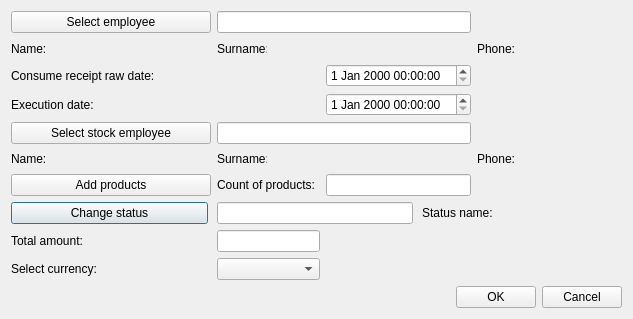
Qt form OrmasAdmin/OrmasAdmin/CreateRcpRDlg.ui (Dalerjon/TheOrmasProejct) before a commit.
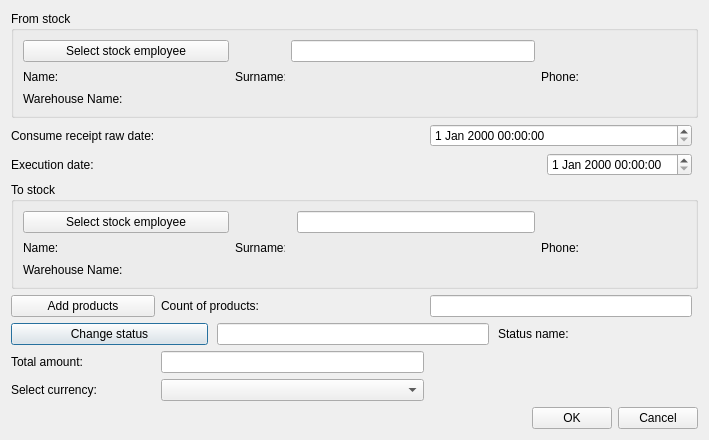
The same form after that commit.

Diff of the .ui file:
```diff
--- a/OrmasAdmin/OrmasAdmin/CreateRcpRDlg.ui
+++ b/OrmasAdmin/OrmasAdmin/CreateRcpRDlg.ui
@@ -6,8 +6,8 @@
    <rect>
     <x>0</x>
     <y>0</y>
-    <width>633</width>
-    <height>319</height>
+    <width>675</width>
+    <height>423</height>
    </rect>
   </property>
   <property name="windowTitle">
@@ -32,239 +32,7 @@
    <property name="bottomMargin">
     <number>11</number>
    </property>
-   <item row="5" column="1">
-    <widget class="QLabel" name="empStockNamePh">
-     <property name="minimumSize">
-      <size>
-       <width>100</width>
-       <height>0</height>
-      </size>
-     </property>
-     <property name="font">
-      <font>
-       <family>Times New Roman</family>
-       <pointsize>12</pointsize>
-       <weight>75</weight>
-       <italic>true</italic>
-       <bold>true</bold>
-      </font>
-     </property>
-     <property name="text">
-      <string/>
-     </property>
-    </widget>
-   </item>
-   <item row="5" column="3">
-    <widget class="QLabel" name="empStockSurnamePh">
-     <property name="minimumSize">
-      <size>
-       <width>100</width>
-       <height>0</height>
-      </size>
-     </property>
-     <property name="font">
-      <font>
-       <family>Times New Roman</family>
-       <pointsize>12</pointsize>
-       <weight>75</weight>
-       <italic>true</italic>
-       <bold>true</bold>
-      </font>
-     </property>
-     <property name="text">
-      <string/>
-     </property>
-    </widget>
-   </item>
-   <item row="5" column="2">
-    <widget class="QLabel" name="empStockSurnameLb">
-     <property name="minimumSize">
-      <size>
-       <width>50</width>
-       <height>0</height>
-      </size>
-     </property>
-     <property name="maximumSize">
-      <size>
-       <width>50</width>
-       <height>16777215</height>
-      </size>
-     </property>
-     <property name="text">
-      <string>Surname:</string>
-     </property>
-    </widget>
-   </item>
-   <item row="5" column="4">
-    <widget class="QLabel" name="empStockPhoneLb">
-     <property name="text">
-      <string>Phone:</string>
-     </property>
-    </widget>
-   </item>
-   <item row="5" column="5">
-    <widget class="QLabel" name="empStockPhonePh">
-     <property name="minimumSize">
-      <size>
-       <width>100</width>
-       <height>0</height>
-      </size>
-     </property>
-     <property name="font">
-      <font>
-       <family>Times New Roman</family>
-       <pointsize>12</pointsize>
-       <weight>75</weight>
-       <italic>true</italic>
-       <bold>true</bold>
-      </font>
-     </property>
-     <property name="text">
-      <string/>
-     </property>
-    </widget>
-   </item>
-   <item row="5" column="0">
-    <widget class="QLabel" name="empStockNameLb">
-     <property name="minimumSize">
-      <size>
-       <width>50</width>
-       <height>0</height>
-      </size>
-     </property>
-     <property name="maximumSize">
-      <size>
-       <width>50</width>
-       <height>16777215</height>
-      </size>
-     </property>
-     <property name="text">
-      <string>Name:</string>
-     </property>
-    </widget>
-   </item>
-   <item row="1" column="0">
-    <widget class="QLabel" name="empNameLb">
-     <property name="minimumSize">
-      <size>
-       <width>50</width>
-       <height>0</height>
-      </size>
-     </property>
-     <property name="maximumSize">
-      <size>
-       <width>50</width>
-       <height>16777215</height>
-      </size>
-     </property>
-     <property name="text">
-      <string>Name:</string>
-     </property>
-    </widget>
-   </item>
-   <item row="1" column="1">
-    <widget class="QLabel" name="empNamePh">
-     <property name="minimumSize">
-      <size>
-       <width>100</width>
-       <height>0</height>
-      </size>
-     </property>
-     <property name="font">
-      <font>
-       <family>Times New Roman</family>
-       <pointsize>12</pointsize>
-       <weight>75</weight>
-       <italic>true</italic>
-       <bold>true</bold>
-      </font>
-     </property>
-     <property name="text">
-      <string/>
-     </property>
-    </widget>
-   </item>
-   <item row="1" column="2">
-    <widget class="QLabel" name="empSurnameLb">
-     <property name="minimumSize">
-      <size>
-       <width>50</width>
-       <height>0</height>
-      </size>
-     </property>
-     <property name="maximumSize">
-      <size>
-       <width>50</width>
-       <height>16777215</height>
-      </size>
-     </property>
-     <property name="text">
-      <string>Surname:</string>
-     </property>
-    </widget>
-   </item>
-   <item row="1" column="3">
-    <widget class="QLabel" name="empSurnamePh">
-     <property name="minimumSize">
-      <size>
-       <width>100</width>
-       <height>0</height>
-      </size>
-     </property>
-     <property name="font">
-      <font>
-       <family>Times New Roman</family>
-       <pointsize>12</pointsize>
-       <weight>75</weight>
-       <italic>true</italic>
-       <bold>true</bold>
-      </font>
-     </property>
-     <property name="text">
-      <string/>
-     </property>
-    </widget>
-   </item>
-   <item row="1" column="4">
-    <widget class="QLabel" name="empPhoneLb">
-     <property name="text">
-      <string>Phone:</string>
-     </property>
-    </widget>
-   </item>
-   <item row="1" column="5">
-    <widget class="QLabel" name="empPhonePh">
-     <property name="minimumSize">
-      <size>
-       <width>100</width>
-       <height>0</height>
-      </size>
-     </property>
-     <property name="font">
-      <font>
-       <family>Times New Roman</family>
-       <pointsize>12</pointsize>
-       <weight>75</weight>
-       <italic>true</italic>
-       <bold>true</bold>
-      </font>
-     </property>
-     <property name="text">
-      <string/>
-     </property>
-    </widget>
-   </item>
-   <item row="9" column="2">
-    <widget class="QComboBox" name="currencyCmb"/>
-   </item>
-   <item row="8" column="2">
-    <widget class="QLineEdit" name="sumEdit">
-     <property name="readOnly">
-      <bool>true</bool>
-     </property>
-    </widget>
-   </item>
-   <item row="7" column="0" colspan="6">
+   <item row="5" column="0" colspan="5">
     <widget class="QWidget" name="statusWidget" native="true">
      <layout class="QHBoxLayout" name="horizontalLayout_3">
       <property name="spacing">
@@ -340,7 +108,237 @@
      </layout>
     </widget>
    </item>
-   <item row="10" column="0" colspan="6">
+   <item row="2" column="0" colspan="4">
+    <widget class="QWidget" name="execDateWidget" native="true">
+     <layout class="QHBoxLayout" name="horizontalLayout_2">
+      <property name="spacing">
+       <number>9</number>
+      </property>
+      <property name="leftMargin">
+       <number>0</number>
+      </property>
+      <property name="topMargin">
+       <number>0</number>
+      </property>
+      <property name="rightMargin">
+       <number>0</number>
+      </property>
+      <property name="bottomMargin">
+       <number>0</number>
+      </property>
+      <item>
+       <widget class="QLabel" name="execDateLb">
+        <property name="sizePolicy">
+         <sizepolicy hsizetype="Fixed" vsizetype="Preferred">
+          <horstretch>0</horstretch>
+          <verstretch>0</verstretch>
+         </sizepolicy>
+        </property>
+        <property name="minimumSize">
+         <size>
+          <width>197</width>
+          <height>0</height>
+         </size>
+        </property>
+        <property name="text">
+         <string>Execution date:</string>
+        </property>
+       </widget>
+      </item>
+      <item>
+       <spacer name="horizontalSpacer_2">
+        <property name="orientation">
+         <enum>Qt::Horizontal</enum>
+        </property>
+        <property name="sizeHint" stdset="0">
+         <size>
+          <width>40</width>
+          <height>20</height>
+         </size>
+        </property>
+       </spacer>
+      </item>
+      <item>
+       <widget class="QDateTimeEdit" name="execDateEdit">
+        <property name="minimumSize">
+         <size>
+          <width>127</width>
+          <height>0</height>
+         </size>
+        </property>
+       </widget>
+      </item>
+     </layout>
+    </widget>
+   </item>
+   <item row="0" column="0" colspan="5">
+    <widget class="QGroupBox" name="fromBox">
+     <property name="title">
+      <string>From stock</string>
+     </property>
+     <layout class="QGridLayout" name="gridLayout_3">
+      <item row="0" column="5">
+       <widget class="QLineEdit" name="fromStkEmpEdit">
+        <property name="toolTip">
+         <string>&lt;html&gt;&lt;head/&gt;&lt;body&gt;&lt;p&gt;Enter client ID&lt;/p&gt;&lt;/body&gt;&lt;/html&gt;</string>
+        </property>
+        <property name="readOnly">
+         <bool>true</bool>
+        </property>
+       </widget>
+      </item>
+      <item row="0" column="1" colspan="3">
+       <widget class="QPushButton" name="stockEmpFromBtn">
+        <property name="minimumSize">
+         <size>
+          <width>0</width>
+          <height>0</height>
+         </size>
+        </property>
+        <property name="text">
+         <string>Select stock employee</string>
+        </property>
+       </widget>
+      </item>
+      <item row="1" column="5" rowspan="2">
+       <widget class="QLabel" name="empSurnamePh">
+        <property name="minimumSize">
+         <size>
+          <width>100</width>
+          <height>0</height>
+         </size>
+        </property>
+        <property name="font">
+         <font>
+          <family>Times New Roman</family>
+          <pointsize>12</pointsize>
+          <weight>75</weight>
+          <italic>true</italic>
+          <bold>true</bold>
+         </font>
+        </property>
+        <property name="text">
+         <string/>
+        </property>
+       </widget>
+      </item>
+      <item row="1" column="4" rowspan="2">
+       <widget class="QLabel" name="empSurnameLb">
+        <property name="minimumSize">
+         <size>
+          <width>50</width>
+          <height>0</height>
+         </size>
+        </property>
+        <property name="maximumSize">
+         <size>
+          <width>50</width>
+          <height>16777215</height>
+         </size>
+        </property>
+        <property name="text">
+         <string>Surname:</string>
+        </property>
+       </widget>
+      </item>
+      <item row="1" column="2" rowspan="2" colspan="2">
+       <widget class="QLabel" name="empNamePh">
+        <property name="minimumSize">
+         <size>
+          <width>100</width>
+          <height>0</height>
+         </size>
+        </property>
+        <property name="font">
+         <font>
+          <family>Times New Roman</family>
+          <pointsize>12</pointsize>
+          <weight>75</weight>
+          <italic>true</italic>
+          <bold>true</bold>
+         </font>
+        </property>
+        <property name="text">
+         <string/>
+        </property>
+       </widget>
+      </item>
+      <item row="1" column="6" rowspan="2">
+       <widget class="QLabel" name="empPhoneLb">
+        <property name="text">
+         <string>Phone:</string>
+        </property>
+       </widget>
+      </item>
+      <item row="1" column="1" rowspan="2">
+       <widget class="QLabel" name="empNameLb">
+        <property name="minimumSize">
+         <size>
+          <width>50</width>
+          <height>0</height>
+         </size>
+        </property>
+        <property name="maximumSize">
+         <size>
+          <width>50</width>
+          <height>16777215</height>
+         </size>
+        </property>
+        <property name="text">
+         <string>Name:</string>
+        </property>
+       </widget>
+      </item>
+      <item row="1" column="7" rowspan="2">
+       <widget class="QLabel" name="empPhonePh">
+        <property name="minimumSize">
+         <size>
+          <width>100</width>
+          <height>0</height>
+         </size>
+        </property>
+        <property name="font">
+         <font>
+          <family>Times New Roman</family>
+          <pointsize>12</pointsize>
+          <weight>75</weight>
+          <italic>true</italic>
+          <bold>true</bold>
+         </font>
+        </property>
+        <property name="text">
+         <string/>
+        </property>
+       </widget>
+      </item>
+      <item row="3" column="1">
+       <widget class="QLabel" name="fromWrhName">
+        <property name="text">
+         <string>Warehouse Name:</string>
+        </property>
+       </widget>
+      </item>
+      <item row="3" column="4" colspan="2">
+       <widget class="QLabel" name="fromWrhNamePh">
+        <property name="text">
+         <string/>
+        </property>
+       </widget>
+      </item>
+     </layout>
+    </widget>
+   </item>
+   <item row="7" column="2">
+    <widget class="QComboBox" name="currencyCmb"/>
+   </item>
+   <item row="6" column="2">
+    <widget class="QLineEdit" name="sumEdit">
+     <property name="readOnly">
+      <bool>true</bool>
+     </property>
+    </widget>
+   </item>
+   <item row="8" column="0" colspan="5">
     <layout class="QHBoxLayout" name="horizontalLayout">
      <item>
       <spacer name="horizontalSpacer">
@@ -371,154 +369,202 @@
      </item>
     </layout>
    </item>
-   <item row="6" column="3">
+   <item row="4" column="3">
     <widget class="QLineEdit" name="prodCountEdit">
      <property name="readOnly">
       <bool>true</bool>
      </property>
     </widget>
    </item>
-   <item row="6" column="2">
+   <item row="4" column="2">
     <widget class="QLabel" name="prodCountLb">
      <property name="text">
       <string>Count of products:</string>
      </property>
     </widget>
    </item>
-   <item row="3" column="0" colspan="4">
-    <widget class="QWidget" name="execDateWidget" native="true">
-     <layout class="QHBoxLayout" name="horizontalLayout_2">
-      <property name="spacing">
-       <number>9</number>
-      </property>
-      <property name="leftMargin">
-       <number>0</number>
-      </property>
-      <property name="topMargin">
-       <number>0</number>
-      </property>
-      <property name="rightMargin">
-       <number>0</number>
-      </property>
-      <property name="bottomMargin">
-       <number>0</number>
-      </property>
-      <item>
-       <widget class="QLabel" name="execDateLb">
-        <property name="sizePolicy">
-         <sizepolicy hsizetype="Fixed" vsizetype="Preferred">
-          <horstretch>0</horstretch>
-          <verstretch>0</verstretch>
-         </sizepolicy>
-        </property>
-        <property name="minimumSize">
-         <size>
-          <width>197</width>
-          <height>0</height>
-         </size>
-        </property>
-        <property name="text">
-         <string>Execution date:</string>
-        </property>
-       </widget>
-      </item>
-      <item>
-       <spacer name="horizontalSpacer_2">
-        <property name="orientation">
-         <enum>Qt::Horizontal</enum>
-        </property>
-        <property name="sizeHint" stdset="0">
-         <size>
-          <width>40</width>
-          <height>20</height>
-         </size>
-        </property>
-       </spacer>
-      </item>
-      <item>
-       <widget class="QDateTimeEdit" name="execDateEdit">
-        <property name="minimumSize">
-         <size>
-          <width>127</width>
-          <height>0</height>
-         </size>
-        </property>
-       </widget>
-      </item>
-     </layout>
-    </widget>
-   </item>
-   <item row="9" column="0" colspan="2">
+   <item row="7" column="0" colspan="2">
     <widget class="QLabel" name="currencyLb">
      <property name="text">
       <string>Select currency:</string>
      </property>
     </widget>
    </item>
-   <item row="8" column="0" colspan="2">
+   <item row="6" column="0" colspan="2">
     <widget class="QLabel" name="sumLb">
      <property name="text">
       <string>Total amount:</string>
      </property>
     </widget>
    </item>
-   <item row="4" column="0" colspan="2">
-    <widget class="QPushButton" name="stockEmployeeBtn">
-     <property name="text">
-      <string>Select stock employee</string>
-     </property>
-    </widget>
-   </item>
-   <item row="0" column="0" colspan="2">
-    <widget class="QPushButton" name="employeeBtn">
-     <property name="minimumSize">
-      <size>
-       <width>200</width>
-       <height>0</height>
-      </size>
-     </property>
-     <property name="text">
-      <string>Select employee</string>
-     </property>
-    </widget>
-   </item>
-   <item row="2" column="3">
+   <item row="1" column="3">
     <widget class="QDateTimeEdit" name="dateEdit"/>
    </item>
-   <item row="2" column="0" colspan="2">
+   <item row="1" column="0" colspan="2">
     <widget class="QLabel" name="dateLb">
      <property name="text">
       <string>Consume receipt raw date:</string>
      </property>
     </widget>
    </item>
-   <item row="0" column="2" colspan="2">
-    <widget class="QLineEdit" name="employeeEdit">
-     <property name="toolTip">
-      <string>&lt;html&gt;&lt;head/&gt;&lt;body&gt;&lt;p&gt;Enter client ID&lt;/p&gt;&lt;/body&gt;&lt;/html&gt;</string>
-     </property>
-     <property name="readOnly">
-      <bool>true</bool>
-     </property>
-    </widget>
-   </item>
-   <item row="4" column="2" colspan="2">
-    <widget class="QLineEdit" name="stockEmployeeEdit">
-     <property name="toolTip">
-      <string>&lt;html&gt;&lt;head/&gt;&lt;body&gt;&lt;p&gt;Enter employee ID&lt;/p&gt;&lt;/body&gt;&lt;/html&gt;</string>
-     </property>
-     <property name="readOnly">
-      <bool>true</bool>
-     </property>
-    </widget>
-   </item>
-   <item row="6" column="0" colspan="2">
+   <item row="4" column="0" colspan="2">
     <widget class="QPushButton" name="addProdBtn">
      <property name="text">
       <string>Add products</string>
      </property>
     </widget>
    </item>
+   <item row="3" column="0" colspan="5">
+    <widget class="QGroupBox" name="toBox">
+     <property name="title">
+      <string>To stock</string>
+     </property>
+     <layout class="QGridLayout" name="gridLayout_2">
+      <item row="0" column="1" colspan="2">
+       <widget class="QPushButton" name="stockEmpToBtn">
+        <property name="text">
+         <string>Select stock employee</string>
+        </property>
+       </widget>
+      </item>
+      <item row="0" column="5">
+       <widget class="QLineEdit" name="toStkEmpEdit">
+        <property name="toolTip">
+         <string>&lt;html&gt;&lt;head/&gt;&lt;body&gt;&lt;p&gt;Enter employee ID&lt;/p&gt;&lt;/body&gt;&lt;/html&gt;</string>
+        </property>
+        <property name="readOnly">
+         <bool>true</bool>
+        </property>
+       </widget>
+      </item>
+      <item row="1" column="2">
+       <widget class="QLabel" name="empStockNamePh">
+        <property name="minimumSize">
+         <size>
+          <width>100</width>
+          <height>0</height>
+         </size>
+        </property>
+        <property name="font">
+         <font>
+          <family>Times New Roman</family>
+          <pointsize>12</pointsize>
+          <weight>75</weight>
+          <italic>true</italic>
+          <bold>true</bold>
+         </font>
+        </property>
+        <property name="text">
+         <string/>
+        </property>
+       </widget>
+      </item>
+      <item row="1" column="1">
+       <widget class="QLabel" name="empStockNameLb">
+        <property name="minimumSize">
+         <size>
+          <width>50</width>
+          <height>0</height>
+         </size>
+        </property>
+        <property name="maximumSize">
+         <size>
+          <width>50</width>
+          <height>16777215</height>
+         </size>
+        </property>
+        <property name="text">
+         <string>Name:</string>
+        </property>
+       </widget>
+      </item>
+      <item row="1" column="7">
+       <widget class="QLabel" name="empStockPhonePh">
+        <property name="minimumSize">
+         <size>
+          <width>100</width>
+          <height>0</height>
+         </size>
+        </property>
+        <property name="font">
+         <font>
+          <family>Times New Roman</family>
+          <pointsize>12</pointsize>
+          <weight>75</weight>
+          <italic>true</italic>
+          <bold>true</bold>
+         </font>
+        </property>
+        <property name="text">
+         <string/>
+        </property>
+       </widget>
+      </item>
+      <item row="1" column="6">
+       <widget class="QLabel" name="empStockPhoneLb">
+        <property name="text">
+         <string>Phone:</string>
+        </property>
+       </widget>
+      </item>
+      <item row="1" column="3">
+       <widget class="QLabel" name="empStockSurnameLb">
+        <property name="minimumSize">
+         <size>
+          <width>50</width>
+          <height>0</height>
+         </size>
+        </property>
+        <property name="maximumSize">
+         <size>
+          <width>50</width>
+          <height>16777215</height>
+         </size>
+        </property>
+        <property name="text">
+         <string>Surname:</string>
+        </property>
+       </widget>
+      </item>
+      <item row="1" column="4" colspan="2">
+       <widget class="QLabel" name="empStockSurnamePh">
+        <property name="minimumSize">
+         <size>
+          <width>100</width>
+          <height>0</height>
+         </size>
+        </property>
+        <property name="font">
+         <font>
+          <family>Times New Roman</family>
+          <pointsize>12</pointsize>
+          <weight>75</weight>
+          <italic>true</italic>
+          <bold>true</bold>
+         </font>
+        </property>
+        <property name="text">
+         <string/>
+        </property>
+       </widget>
+      </item>
+      <item row="2" column="1">
+       <widget class="QLabel" name="fromWrhName_2">
+        <property name="text">
+         <string>Warehouse Name:</string>
+        </property>
+       </widget>
+      </item>
+      <item row="2" column="3" colspan="3">
+       <widget class="QLabel" name="toWrhNamePh">
+        <property name="text">
+         <string/>
+        </property>
+       </widget>
+      </item>
+     </layout>
+    </widget>
+   </item>
   </layout>
  </widget>
  <tabstops>
```
Left out of the diff: 4 changed lines with no effect on the pictures.
